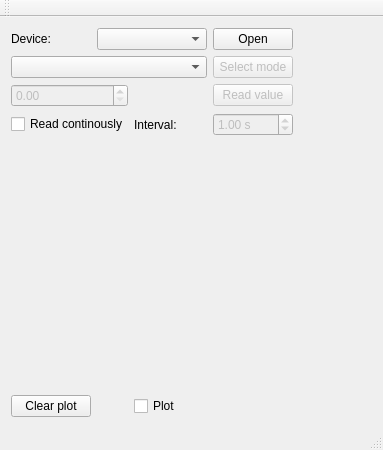
Above: frontend/mainwindow.ui from martonmiklos/ni4050 before the change. Below: the same form after it.
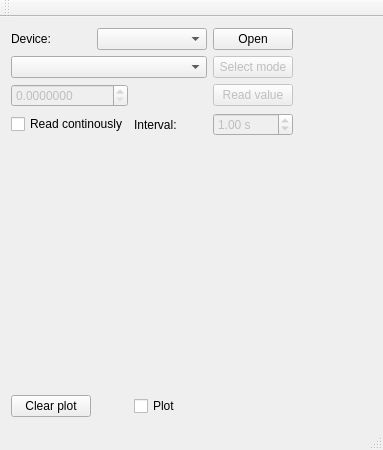
That is the form after the change. Custom widgets are drawn as their Qt base class.

Commit message: icrease the readout spinbox decimal representation length

The edit to the form file:
```diff
--- a/frontend/mainwindow.ui
+++ b/frontend/mainwindow.ui
@@ -50,6 +50,9 @@
       <property name="enabled">
        <bool>false</bool>
       </property>
+      <property name="decimals">
+       <number>7</number>
+      </property>
       <property name="maximum">
        <double>999900009.000000000000000</double>
       </property>
```
Left out of the diff: 1 changed line with no effect on the pictures. The commit also changes 3 other files.
